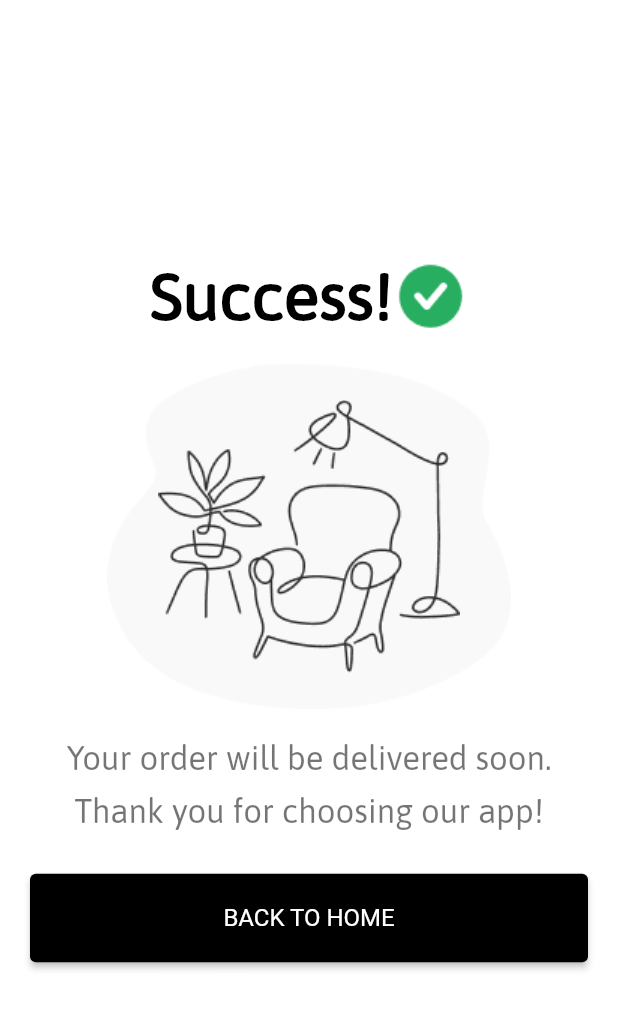
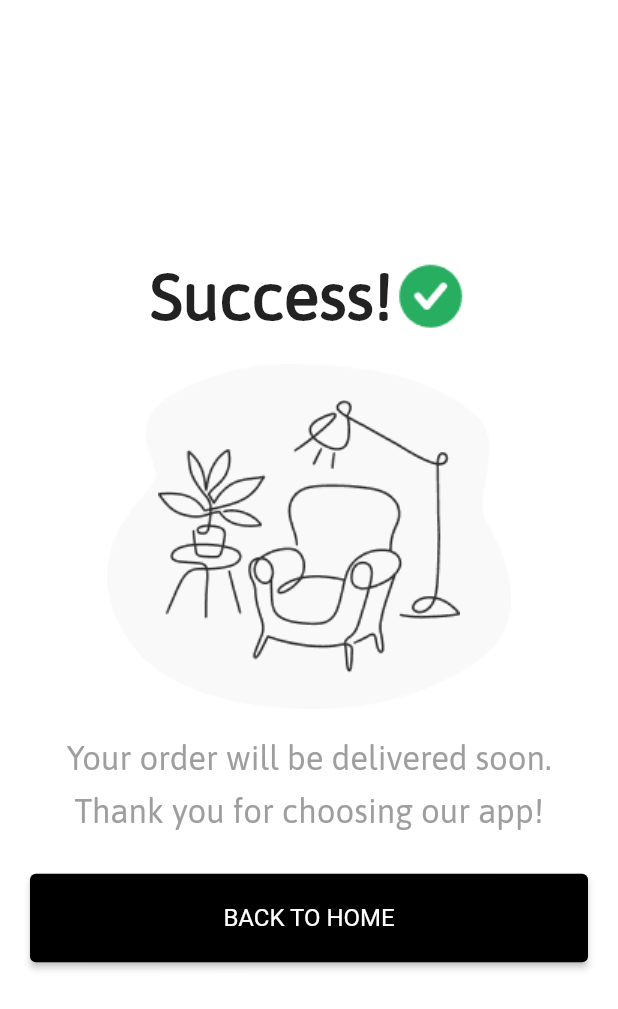
Before and after one commit to mratanpara/SaHomeDecor, a Flutter app: the SuccessScreen screen opened by its route, on a phone screen of 412 x 824 dp. Shown: the top 1009 px of the screen. Run offline on Flutter 3.47's test engine with Material 2 defaults, Android fonts, the phone set to English and light mode, and no system bars; our stand-ins replace cloud_firestore, firebase_auth, firebase_core, firebase_storage, font_awesome_flutter, image_picker and 2 more; missing offline and left inert: flutter_facebook_auth; accounts and stored records are empty; network calls fail.

```diff
--- a/lib/constants/constants.dart
+++ b/lib/constants/constants.dart
@@ -72,7 +72,7 @@ const kProfileTileSubTitleTextStyle = TextStyle(fontSize: kNormalFontSize);
 //success page
 const kSuccessMsgTextStyle = TextStyle(
   fontSize: 22,
-  color: Colors.black54,
+  color: Colors.grey,
   fontWeight: FontWeight.w500,
 );
 
--- a/lib/screens/success/success_screen.dart
+++ b/lib/screens/success/success_screen.dart
@@ -41,7 +41,6 @@ class SuccessScreen extends StatelessWidget {
   Text _text() => const Text(
         'Success!',
         style: TextStyle(
-          color: Colors.black,
           fontSize: 44,
           fontWeight: FontWeight.bold,
         ),
```
Also changed, not shown: lib/screens/home/screens/home_screen.dart (+16 -0 lines), assets/images/img.png, 16 other files.
